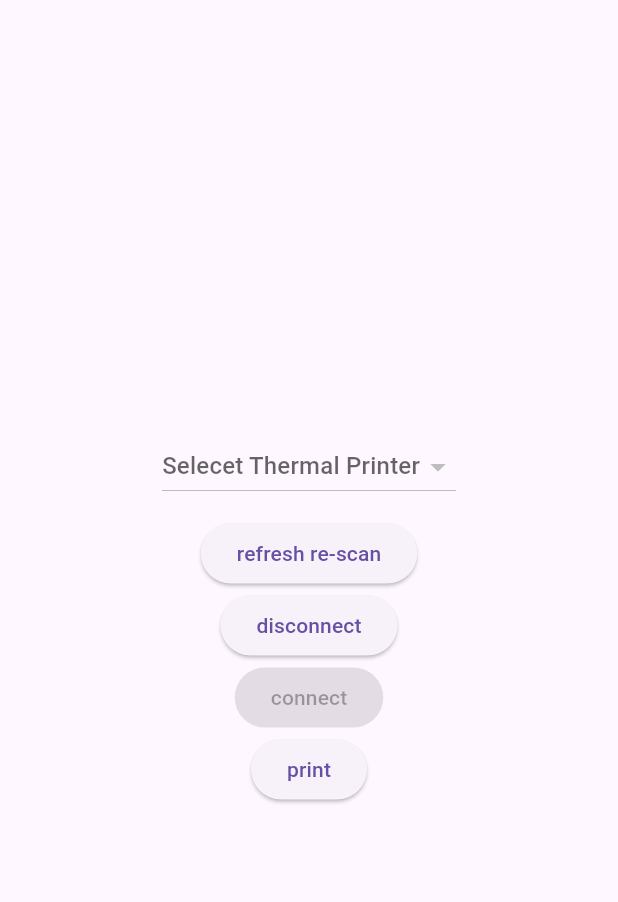
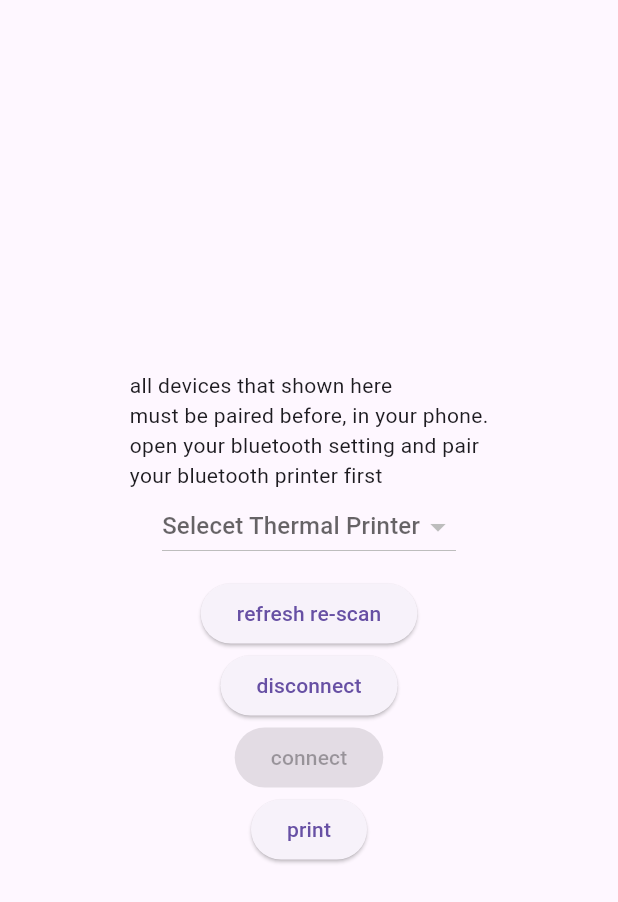
Before and after one commit to ideeyn/printer_bluetooth_simplest, a Flutter app: the screen it shows after launch, after a tap on "print", on a phone screen of 412 x 824 dp. Shown: the top 902 px of the screen. Run offline on Flutter 3.47's test engine with Material 3 defaults, Android fonts, the phone set to English and light mode, and no system bars; missing offline and left inert: blue_thermal_printer.

Commit message:
1.0.0 -- adding source and little explanation

```diff
--- a/lib/main.dart
+++ b/lib/main.dart
@@ -1,5 +1,9 @@
 import 'package:blue_thermal_printer/blue_thermal_printer.dart';
 import 'package:flutter/material.dart';
+
+// big thanks to youtube channel: Erico Darmawan Handoyo
+// indonesian channel that provide this simplest example
+// i only do some small changes and explanations
 
 void main() {
   runApp(const Aplikasi());
@@ -13,9 +17,7 @@ class Aplikasi extends StatelessWidget {
     return MaterialApp(
       title: 'Tes Flutter',
       debugShowCheckedModeBanner: false,
-      theme: ThemeData(
-          primarySwatch: Colors
-              .blue), // bisa juga ThemeData(appBarTheme: AppBarTheme(backgroundColor: Colors.blue))
+      theme: ThemeData(primarySwatch: Colors.blue),
       home: const MainPage(),
     );
   }
@@ -41,7 +43,6 @@ class _MainPageState extends State<MainPage> {
 
   getDevices() async {
     devices = await printer.getBondedDevices();
-    print(devices.map((e) => e.address));
     setState(() {});
   }
 
@@ -52,6 +53,8 @@ class _MainPageState extends State<MainPage> {
         child: Column(
           mainAxisSize: MainAxisSize.min,
           children: [
+            const Text(
+                'all devices that shown here\nmust be paired before, in your phone.\nopen your bluetooth setting and pair\nyour bluetooth printer first'),
             DropdownButton(
               value: selectedDevice,
               hint: const Text('Selecet Thermal Printer'),
@@ -96,14 +99,14 @@ class _MainPageState extends State<MainPage> {
                   // 0: left
                   // 1: center
                   // 2: right
-                  printer.printCustom('coba-coba', 0, 0);
-                  printer.printCustom('coba-coba', 1, 1);
-                  printer.printCustom('coba-coba', 2, 2);
-                  printer.printCustom('coba-coba', 3, 1);
+                  printer.printCustom('go test this', 0, 0);
+                  printer.printCustom('go test this', 1, 1);
+                  printer.printCustom('go test this', 2, 2);
+                  printer.printCustom('go test this', 3, 1);
                   printer.printQRcode('yuuuhoooo', 350, 350, 1);
                   printer.printNewLine();
                   printer.printNewLine();
-                  printer.disconnect();
+                  printer.disconnect(); // avoiding device overheat
                 }
               },
               child: const Text('print'),
```
